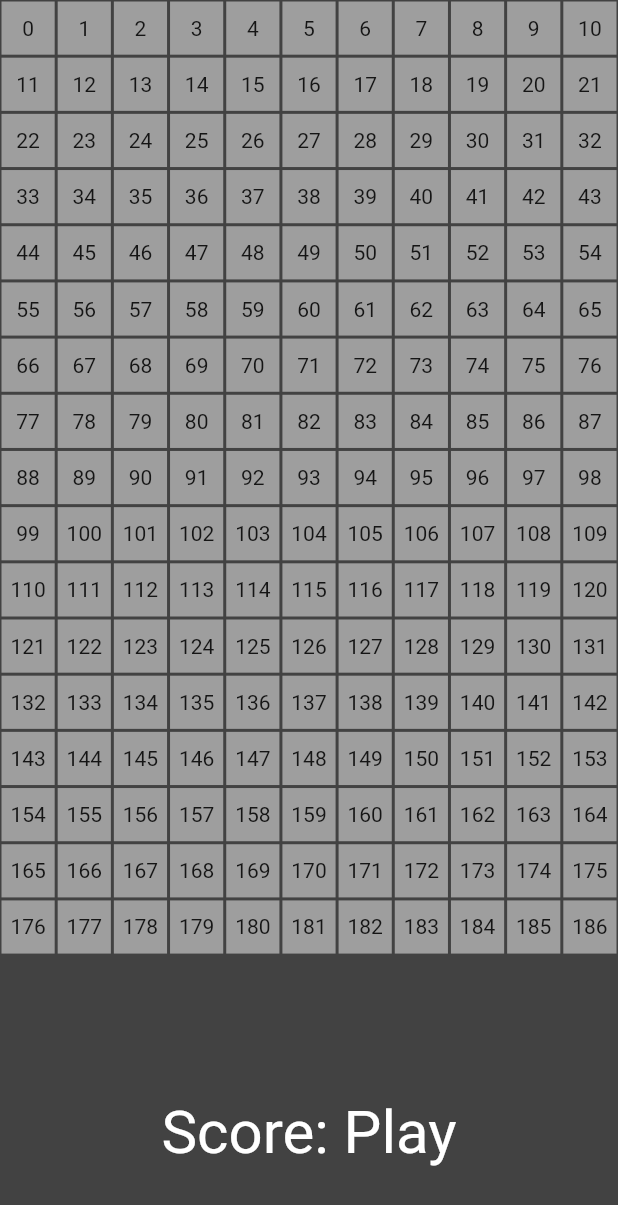
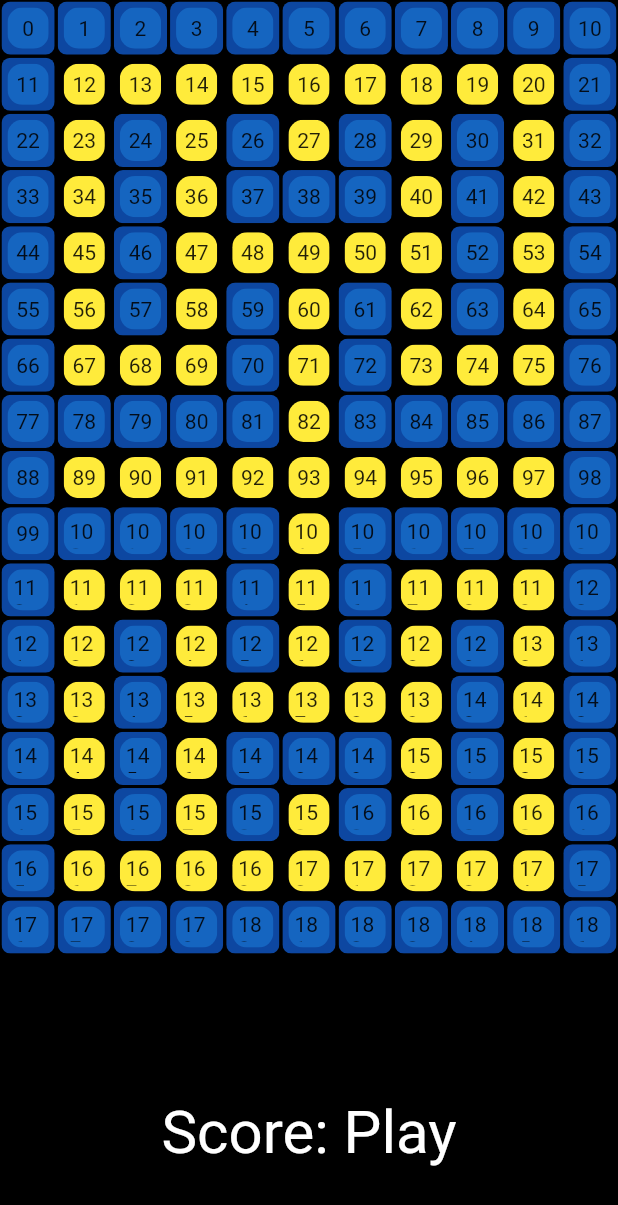
Before and after one commit to iseruuuuu/pacman_app, a Flutter app: the screen it shows after launch, on a phone screen of 412 x 824 dp. Shown: the top 1205 px of the screen. Run offline on Flutter 3.47's test engine with Material 2 defaults, Android fonts, the phone set to English and light mode, and no system bars.

Commit message:
パックマン風アプリ（模写中）1

```diff
--- a/lib/home_page.dart
+++ b/lib/home_page.dart
@@ -1,4 +1,5 @@
 import 'package:flutter/material.dart';
+import 'package:pacman_app/pixel.dart';
 
 class HomePage extends StatefulWidget {
   const HomePage({Key? key}) : super(key: key);
@@ -11,10 +12,34 @@ class _HomePageState extends State<HomePage> {
   static int numberInRow = 11;
   int numberOfSquares = numberInRow * 17;
 
+  List<int> barriers = [
+    //枠の周りの値
+    0,1,2,3,4,5,6,7,8,9,10,
+    11,22, 33,44, 55,66, 77,88, 99,110, 121,132, 143,154, 165,
+    176,177,178,179,180,181,182,183,184,185,186,
+    175,164,153,142,131,120,109,98,87,76,65,54,43,32,21,
+    //上の青色
+    24,26,28,30,
+    35,37,38,39,41,
+    46,52,57,59,61,63,
+    70,72,
+    78,79,80,81,83,84,85,86,87,88,
+    //下の青色
+    100,101,102,103,106,105, 107,108,109,
+    114,116,
+    123,125,127,129,
+    134,140,
+    145,147,148,149,151,
+    156,158,160,162,
+
+
+
+  ];
+
   @override
   Widget build(BuildContext context) {
     return Scaffold(
-      backgroundColor: Colors.grey[800],
+      backgroundColor: Colors.black,
       body: Column(
         children: [
           Expanded(
@@ -27,13 +52,19 @@ class _HomePageState extends State<HomePage> {
                   crossAxisCount: numberInRow,
                 ),
                 itemBuilder: (BuildContext context, int index) {
-                  return Padding(
-                    padding: const EdgeInsets.all(1.0),
-                    child: Container(
-                      color: Colors.grey,
-                      child: Center(child: Text(index.toString())),
-                    ),
-                  );
+                  if (barriers.contains(index)) {
+                   return MyPixel(
+                      innerColor: Colors.blue[800],
+                      outerColor: Colors.blue[900],
+                      child: Text(index.toString()),
+                    );
+                  } else {
+                   return MyPixel(
+                      innerColor: Colors.yellow,
+                      outerColor: Colors.black,
+                      child: Text(index.toString()),
+                    );
+                  }
                 },
               ),
             ),
--- /dev/null
+++ b/lib/pixel.dart
@@ -0,0 +1,36 @@
+import 'package:flutter/material.dart';
+
+class MyPixel extends StatelessWidget {
+  const MyPixel({
+    Key? key,
+    this.innerColor,
+    this.outerColor,
+    this.child,
+  }) : super(key: key);
+
+  final innerColor;
+  final outerColor;
+  final child;
+
+  @override
+  Widget build(BuildContext context) {
+    return Padding(
+      padding: const EdgeInsets.all(1.0),
+      child: ClipRRect(
+        borderRadius: BorderRadius.circular(6),
+        child: Container(
+          padding: const EdgeInsets.all(4),
+          color: outerColor,
+          child: ClipRRect(
+            borderRadius: BorderRadius.circular(10),
+            child: Container(
+              padding: const EdgeInsets.all(4),
+              color: innerColor,
+              child: Center(child: child),
+            ),
+          ),
+        ),
+      ),
+    );
+  }
+}
```
Also changed, not shown: lib/path.dart (added).
